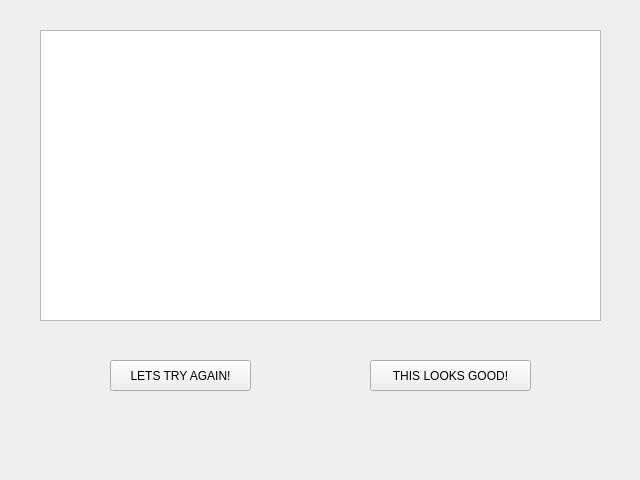
thedeclancarter/GPMS, file application/src/pages/acceptpicturepage.ui: the form before one commit.
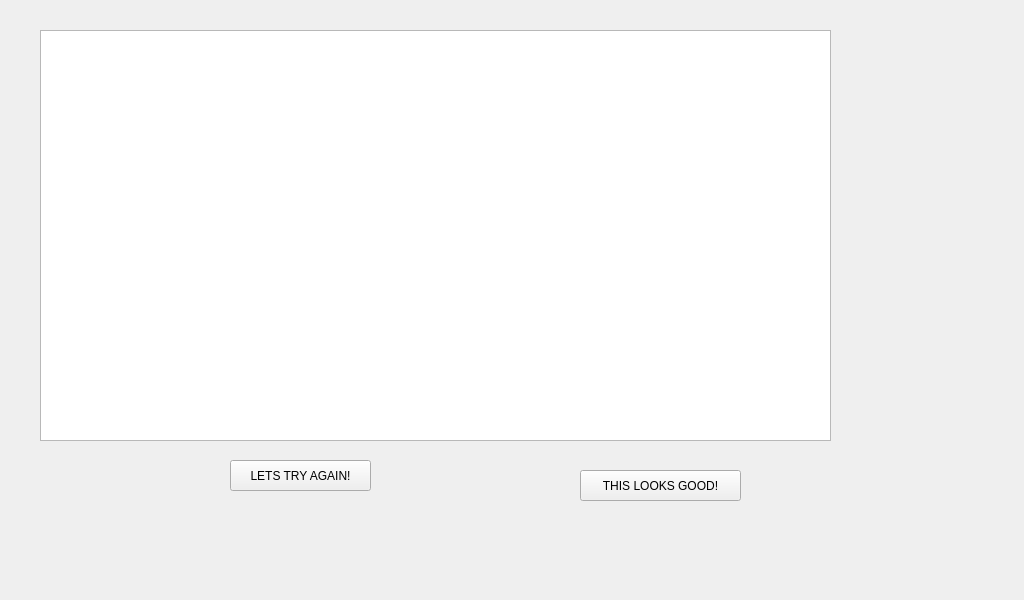
The form after the commit.

```diff
--- a/application/src/pages/acceptpicturepage.ui
+++ b/application/src/pages/acceptpicturepage.ui
@@ -6,8 +6,8 @@
    <rect>
     <x>0</x>
     <y>0</y>
-    <width>640</width>
-    <height>480</height>
+    <width>1024</width>
+    <height>600</height>
    </rect>
   </property>
   <property name="windowTitle">
@@ -16,8 +16,8 @@
   <widget class="QPushButton" name="AcceptPictureButton">
    <property name="geometry">
     <rect>
-     <x>370</x>
-     <y>360</y>
+     <x>580</x>
+     <y>470</y>
      <width>161</width>
      <height>31</height>
     </rect>
@@ -29,8 +29,8 @@
   <widget class="QPushButton" name="RejectPictureButton">
    <property name="geometry">
     <rect>
-     <x>110</x>
-     <y>360</y>
+     <x>230</x>
+     <y>460</y>
      <width>141</width>
      <height>31</height>
     </rect>
@@ -44,8 +44,8 @@
     <rect>
      <x>40</x>
      <y>30</y>
-     <width>561</width>
-     <height>291</height>
+     <width>791</width>
+     <height>411</height>
     </rect>
    </property>
   </widget>
```
